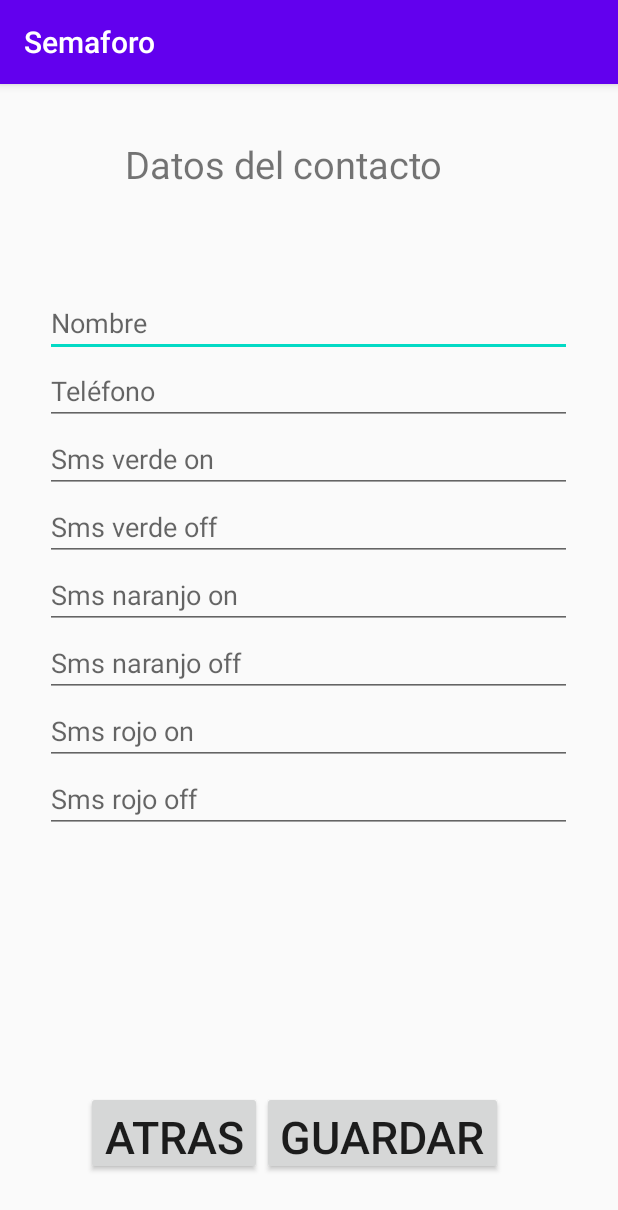
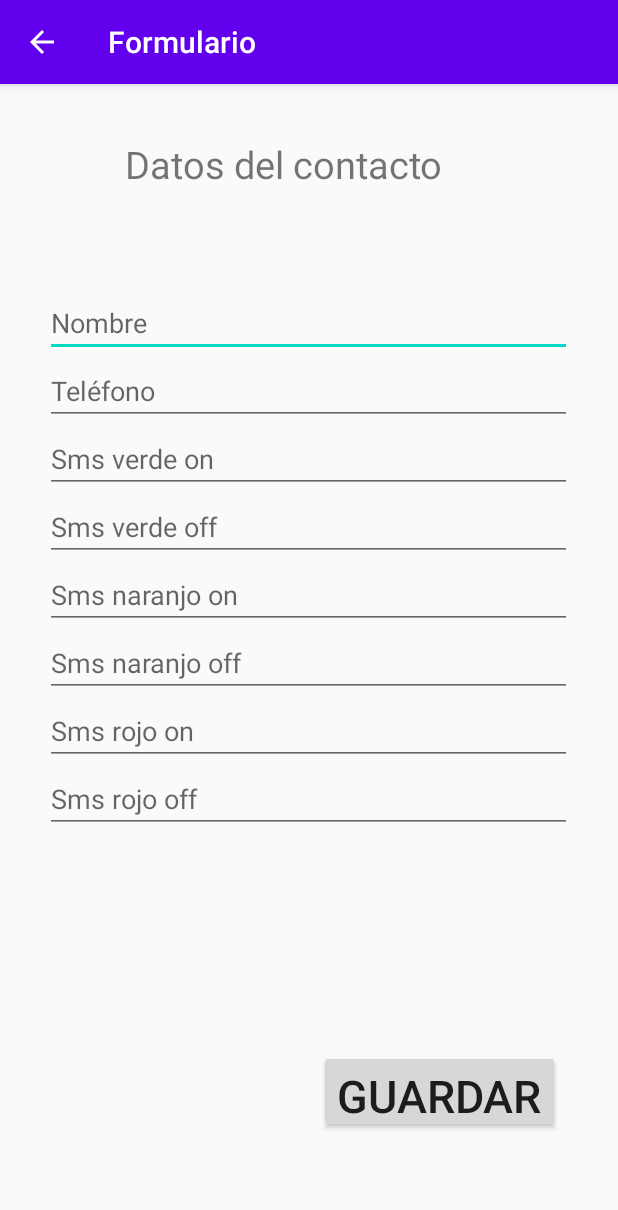
Before and after one commit to arthurwailer/Semaforo, an Android app: the screen it shows after launch (formulario), after a tap on "ADD", on a phone screen of 412 x 824 dp. Shown: the top 1210 px of the screen. Run offline under Robolectric (Android 15) with nearby library versions, the phone set to English and light mode, and no system bars.

```diff
--- a/app/src/main/java/com/example/semaforo/MainActivity.kt
+++ b/app/src/main/java/com/example/semaforo/MainActivity.kt
@@ -38,6 +38,8 @@ class MainActivity : AppCompatActivity() {
         layoutManager = LinearLayoutManager(this)
         deleteIcon = ContextCompat.getDrawable(this,R.drawable.ic_delete_black_18dp)!!
 
+        val actionbar = supportActionBar
+        actionbar!!.title = "Contactos" // text de la parte d arriba de la actividad
 
 
         adaptadorCustom = AdaptadorCustom(db.allPerson as ArrayList<ModeloDatoRecycler>,object:ClickListener{
--- a/app/src/main/java/com/example/semaforo/formulario.kt
+++ b/app/src/main/java/com/example/semaforo/formulario.kt
@@ -18,10 +18,15 @@ class formulario : AppCompatActivity() {
     override fun onCreate(savedInstanceState: Bundle?) {
         super.onCreate(savedInstanceState)
         setContentView(R.layout.activity_formulario)
+        extIdVal = intent?.getIntExtra("ID_CONTACTO", -1) ?: -1
+        Log.i("EXTERNAL VAL :-", extIdVal.toString())
 
-        extIdVal = intent?.getIntExtra("ID_CONTACTO", -1) ?: -1
+        val actionbar = supportActionBar //boton atras a home
+        actionbar!!.title = "Formulario"
+        actionbar.setDisplayHomeAsUpEnabled(true)
 
-        Log.i("EXTERNAL VAL :-", extIdVal.toString())
+
+
         if (extIdVal!! > 0) { // si el id del contacto existe
             db = SQLiteHelper(this) // creo un obejto de tipo SQLiteHelper
             contacto = db.getSingleResult(extIdVal!!)
@@ -31,10 +36,7 @@ class formulario : AppCompatActivity() {
             Toast.makeText(applicationContext,"Nuevo Contacto",Toast.LENGTH_SHORT).show()
         }
 
-        botonAtrasHome.setOnClickListener{
-            val intent = Intent(this,MainActivity::class.java)
-            startActivity(intent)
-        }
+
         botonGuardar.setOnClickListener{
             val sqLiteHelper = SQLiteHelper(this)
 
@@ -74,6 +76,13 @@ class formulario : AppCompatActivity() {
         }
     }
 
+
+    override fun onSupportNavigateUp(): Boolean {
+
+        onBackPressed()
+        return true
+    }
+
     private fun setValues(contacto: ModeloContacto) {
         personName.setText(contacto.mName)
         personPhone.setText(contacto.mPhone.toString())
--- a/app/src/main/res/layout/activity_formulario.xml
+++ b/app/src/main/res/layout/activity_formulario.xml
@@ -102,8 +102,8 @@
 
 
     <LinearLayout
-        android:layout_width="297dp"
-        android:layout_height="56dp"
+        android:layout_width="199dp"
+        android:layout_height="55dp"
         android:alwaysDrawnWithCache="false"
         android:animateLayoutChanges="false"
         android:animationCache="false"
@@ -111,15 +111,10 @@
         android:orientation="horizontal"
         app:layout_constraintBottom_toBottomOf="parent"
         app:layout_constraintEnd_toEndOf="parent"
+        app:layout_constraintHorizontal_bias="1.0"
         app:layout_constraintStart_toStartOf="parent"
-        app:layout_constraintTop_toBottomOf="@+id/linearLayout">
-
-        <Button
-            android:id="@+id/botonAtrasHome"
-            android:layout_width="wrap_content"
-            android:layout_height="match_parent"
-            android:text="@string/botonAtras"
-            android:textSize="30sp" />
+        app:layout_constraintTop_toBottomOf="@+id/linearLayout"
+        app:layout_constraintVertical_bias="0.172">
 
         <Button
             android:id="@+id/botonGuardar"
```
Also changed, not shown: app/src/main/java/com/example/semaforo/SemaforoActivity.kt (+9 -0 lines).
